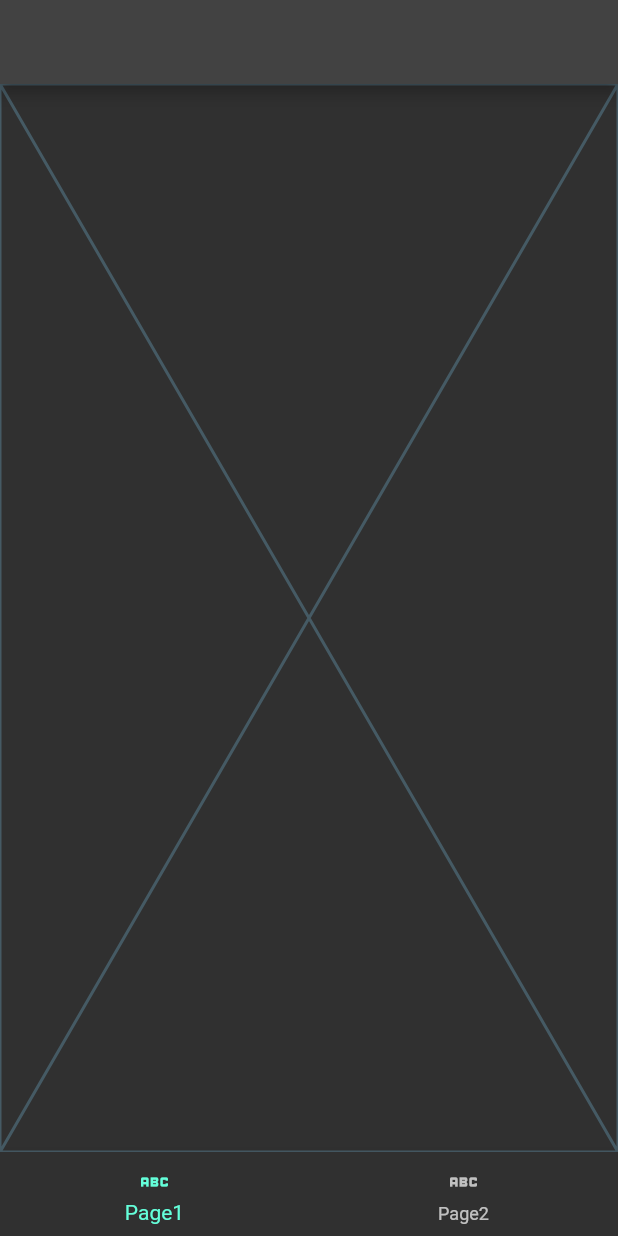
After one commit to asdsec/vb10-flutter-use-case, a Flutter app: the NetworkChangeView screen opened directly, on a phone screen of 412 x 824 dp. The commit adds this screen. Run offline on Flutter 3.47's test engine with Material 2 defaults, Android fonts, the light colour scheme and no system bars; our stand-ins replace connectivity_plus; missing offline and left inert: kartal.

Commit message:
handling network change has been added

```diff
--- a/lib/main.dart
+++ b/lib/use-case/generic-log/main.dart
@@ -1,6 +1,6 @@
 import 'package:flutter/material.dart';
 
-import 'use-case/generic-log/generic_home_view.dart';
+import 'generic_home_view.dart';
 
 void main() {
   runApp(const MyApp());
--- /dev/null
+++ b/lib/use-case/network-change/main.dart
@@ -0,0 +1,24 @@
+import 'package:flutter/material.dart';
+
+import 'core/init/main_build.dart';
+import 'view/network_change_view.dart';
+
+void main() {
+  runApp(const MyApp());
+}
+
+class MyApp extends StatelessWidget {
+  const MyApp({Key? key}) : super(key: key);
+
+  final _kTitle = 'Network Change Example';
+
+  @override
+  Widget build(BuildContext context) {
+    return MaterialApp(
+      title: _kTitle,
+      theme: ThemeData.dark().copyWith(),
+      builder: MainBuild.build,
+      home: const NetworkChangeView(),
+    );
+  }
+}
--- /dev/null
+++ b/lib/use-case/network-change/view/network_change_view.dart
@@ -0,0 +1,35 @@
+import 'package:flutter/material.dart';
+
+class NetworkChangeView extends StatefulWidget {
+  const NetworkChangeView({super.key});
+
+  @override
+  State<NetworkChangeView> createState() => _NetworkChangeViewState();
+}
+
+class _NetworkChangeViewState extends State<NetworkChangeView> {
+  @override
+  Widget build(BuildContext context) {
+    return Scaffold(
+      appBar: AppBar(),
+      body: const Placeholder(),
+      bottomNavigationBar: const _BottomAppBar(),
+    );
+  }
+}
+
+class _BottomAppBar extends StatelessWidget {
+  const _BottomAppBar({
+    Key? key,
+  }) : super(key: key);
+
+  @override
+  Widget build(BuildContext context) {
+    return BottomNavigationBar(
+      items: const [
+        BottomNavigationBarItem(icon: Icon(Icons.abc_outlined), label: 'Page1'),
+        BottomNavigationBarItem(icon: Icon(Icons.abc_outlined), label: 'Page2'),
+      ],
+    );
+  }
+}
--- a/pubspec.yaml
+++ b/pubspec.yaml
@@ -34,6 +34,8 @@ dependencies:
   # The following adds the Cupertino Icons font to your application.
   # Use with the CupertinoIcons class for iOS style icons.
   cupertino_icons: ^1.0.2
+  connectivity_plus: ^2.3.6
+  kartal: ^2.3.2
 
 dev_dependencies:
   flutter_test:
```
Also changed, not shown: lib/use-case/network-change/core/init/main_build.dart (added, +18 -0 lines), lib/use-case/network-change/manager/network_change_manager.dart (added, +56 -0 lines), lib/use-case/network-change/state_mixin.dart (added, +9 -0 lines), lib/use-case/network-change/widget/no_network_widget.dart (added, +54 -0 lines), pubspec.lock, 6 other files.
